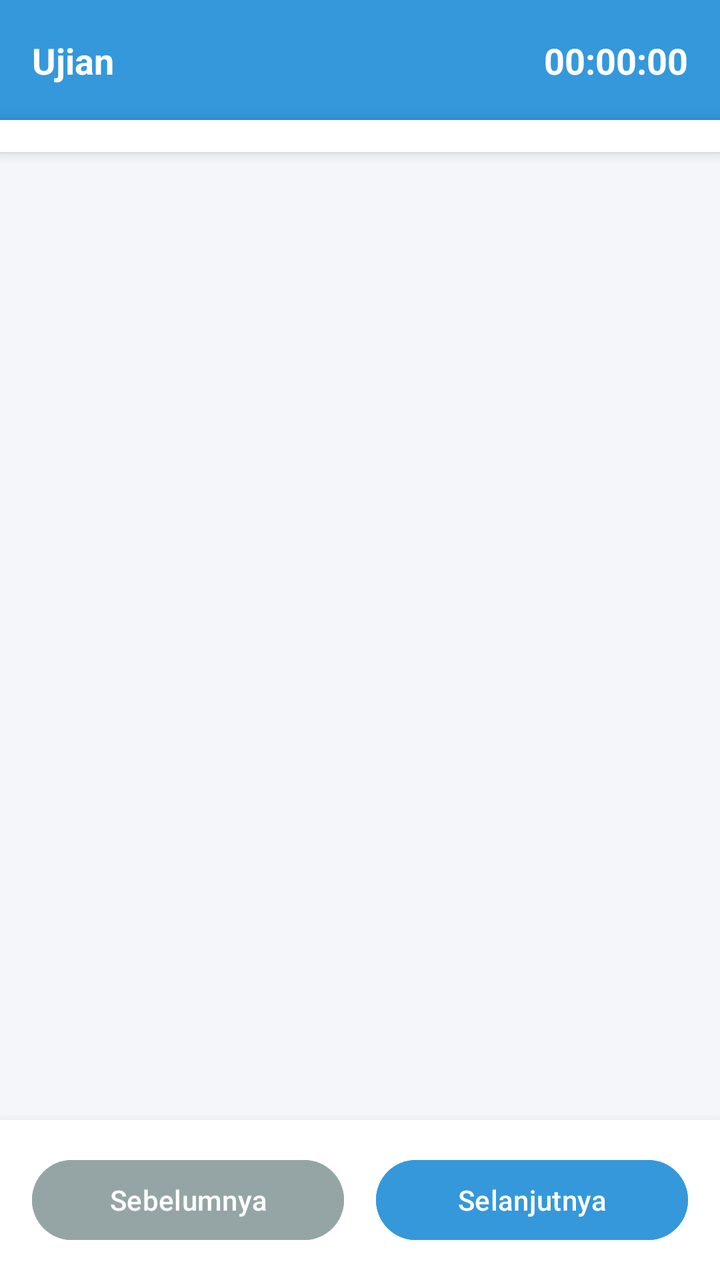
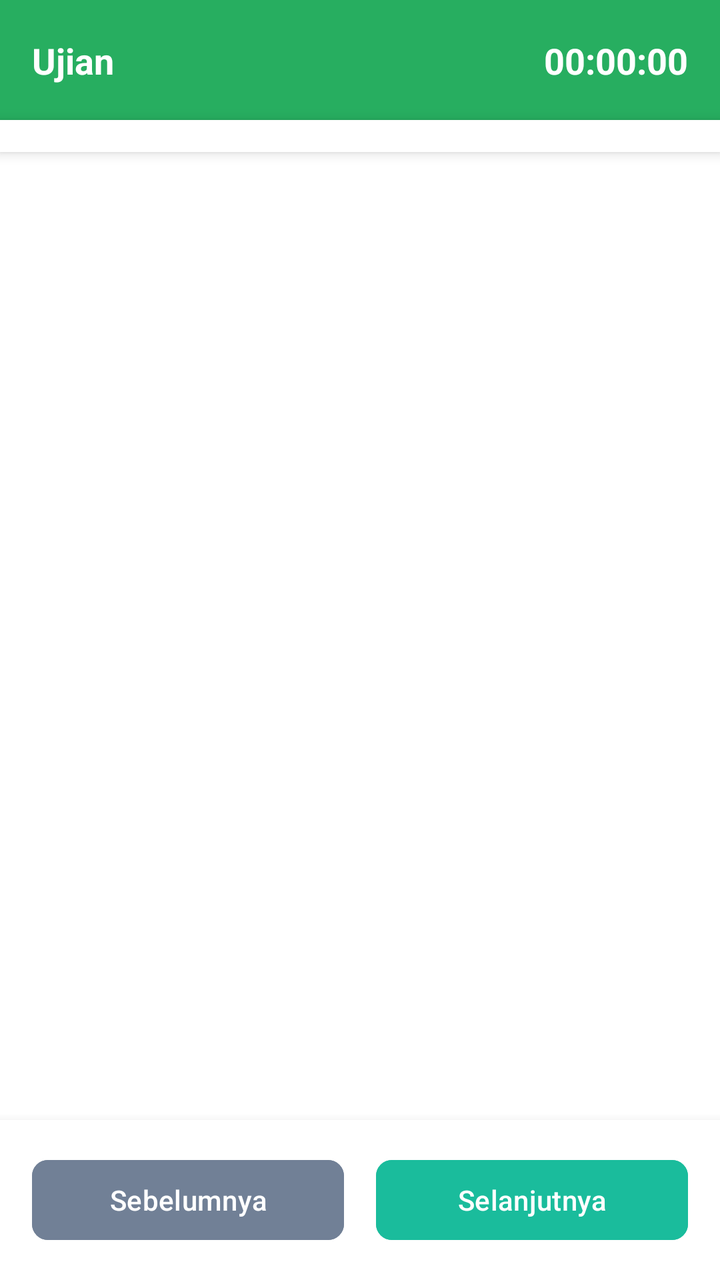

The first picture is an Android layout as it rendered before a commit; the second is the same layout after the commit. The layout source and the unified diff follow.
<!-- AndroidManifest.xml: application theme Theme.IFUnjaniExam -->
<!-- res/layout/activity_take_exam.xml -->
<?xml version="1.0" encoding="utf-8"?>
<androidx.constraintlayout.widget.ConstraintLayout xmlns:android="http://schemas.android.com/apk/res/android"
    xmlns:app="http://schemas.android.com/apk/res-auto"
    android:layout_width="match_parent"
    android:layout_height="match_parent"
    android:background="#f5f6fa">

    <androidx.constraintlayout.widget.ConstraintLayout
        android:id="@+id/topBar"
        android:layout_width="match_parent"
        android:layout_height="60dp"
        android:background="#3498db"
        app:layout_constraintTop_toTopOf="parent">

        <TextView
            android:id="@+id/tvExamTitleHeader"
            android:layout_width="0dp"
            android:layout_height="wrap_content"
            android:layout_marginStart="16dp"
            android:layout_marginEnd="8dp"
            android:text="Ujian"
            android:textColor="@android:color/white"
            android:textSize="18sp"
            android:textStyle="bold"
            android:maxLines="1"
            android:ellipsize="end"
            app:layout_constraintBottom_toBottomOf="parent"
            app:layout_constraintEnd_toStartOf="@+id/tvTimer"
            app:layout_constraintStart_toStartOf="parent"
            app:layout_constraintTop_toTopOf="parent" />

        <TextView
            android:id="@+id/tvTimer"
            android:layout_width="wrap_content"
            android:layout_height="wrap_content"
            android:layout_marginEnd="16dp"
            android:text="00:00:00"
            android:textColor="@android:color/white"
            android:textSize="18sp"
            android:textStyle="bold"
            app:layout_constraintBottom_toBottomOf="parent"
            app:layout_constraintEnd_toEndOf="parent"
            app:layout_constraintTop_toTopOf="parent" />
    </androidx.constraintlayout.widget.ConstraintLayout>

    <HorizontalScrollView
        android:id="@+id/hsvGrid"
        android:layout_width="match_parent"
        android:layout_height="wrap_content"
        android:background="@android:color/white"
        android:padding="8dp"
        android:elevation="4dp"
        app:layout_constraintTop_toBottomOf="@id/topBar">
        
        <LinearLayout
            android:id="@+id/llGridNav"
            android:layout_width="wrap_content"
            android:layout_height="wrap_content"
            android:orientation="horizontal" />
    </HorizontalScrollView>

    <ScrollView
        android:layout_width="match_parent"
        android:layout_height="0dp"
        android:padding="16dp"
        app:layout_constraintBottom_toTopOf="@id/bottomBar"
        app:layout_constraintTop_toBottomOf="@id/hsvGrid">

        <FrameLayout
            android:id="@+id/flQuestionContainer"
            android:layout_width="match_parent"
            android:layout_height="wrap_content" />

    </ScrollView>

    <LinearLayout
        android:id="@+id/bottomBar"
        android:layout_width="match_parent"
        android:layout_height="wrap_content"
        android:orientation="horizontal"
        android:padding="16dp"
        android:background="@android:color/white"
        android:elevation="8dp"
        app:layout_constraintBottom_toBottomOf="parent">

        <Button
            android:id="@+id/btnPrev"
            android:layout_width="0dp"
            android:layout_height="wrap_content"
            android:layout_weight="1"
            android:text="Sebelumnya"
            android:backgroundTint="#95a5a6" />

        <Space
            android:layout_width="16dp"
            android:layout_height="wrap_content" />

        <Button
            android:id="@+id/btnNext"
            android:layout_width="0dp"
            android:layout_height="wrap_content"
            android:layout_weight="1"
            android:text="Selanjutnya"
            android:backgroundTint="#3498db" />

    </LinearLayout>

    <Button
        android:id="@+id/btnSubmitExam"
        android:layout_width="match_parent"
        android:layout_height="wrap_content"
        android:layout_marginHorizontal="16dp"
        android:layout_marginBottom="8dp"
        android:text="Kumpulkan Ujian"
        android:backgroundTint="#e74c3c"
        android:visibility="gone"
        app:layout_constraintBottom_toTopOf="@id/bottomBar" />

    <ProgressBar
        android:id="@+id/progressBar"
        android:layout_width="wrap_content"
        android:layout_height="wrap_content"
        android:visibility="gone"
        app:layout_constraintBottom_toBottomOf="parent"
        app:layout_constraintEnd_toEndOf="parent"
        app:layout_constraintStart_toStartOf="parent"
        app:layout_constraintTop_toTopOf="parent" />

</androidx.constraintlayout.widget.ConstraintLayout>
<!-- resources referenced by this layout -->
<resources>
  <style name="Theme.IFUnjaniExam" parent="Base.Theme.IFUnjaniExam" />
  <style name="Base.Theme.IFUnjaniExam" parent="Theme.Material3.DayNight.NoActionBar">
          
          
      </style>
</resources>

<!-- the commit's change to res/layout/activity_take_exam.xml (unified diff, before → after) -->
@@ -3,13 +3,13 @@
     xmlns:app="http://schemas.android.com/apk/res-auto"
     android:layout_width="match_parent"
     android:layout_height="match_parent"
-    android:background="#f5f6fa">
+    android:background="#ffffff">
 
     <androidx.constraintlayout.widget.ConstraintLayout
         android:id="@+id/topBar"
         android:layout_width="match_parent"
         android:layout_height="60dp"
-        android:background="#3498db"
+        android:background="#27ae60"
         app:layout_constraintTop_toTopOf="parent">
 
         <TextView
@@ -83,29 +83,31 @@
         android:elevation="8dp"
         app:layout_constraintBottom_toBottomOf="parent">
 
-        <Button
+        <com.google.android.material.button.MaterialButton
             android:id="@+id/btnPrev"
             android:layout_width="0dp"
             android:layout_height="wrap_content"
             android:layout_weight="1"
             android:text="Sebelumnya"
-            android:backgroundTint="#95a5a6" />
+            android:backgroundTint="#718096"
+            app:cornerRadius="8dp" />
 
         <Space
             android:layout_width="16dp"
             android:layout_height="wrap_content" />
 
-        <Button
+        <com.google.android.material.button.MaterialButton
             android:id="@+id/btnNext"
             android:layout_width="0dp"
             android:layout_height="wrap_content"
             android:layout_weight="1"
             android:text="Selanjutnya"
-            android:backgroundTint="#3498db" />
+            android:backgroundTint="#1abc9c"
+            app:cornerRadius="8dp" />
 
     </LinearLayout>
 
-    <Button
+    <com.google.android.material.button.MaterialButton
         android:id="@+id/btnSubmitExam"
         android:layout_width="match_parent"
         android:layout_height="wrap_content"
@@ -114,6 +116,7 @@
         android:text="Kumpulkan Ujian"
         android:backgroundTint="#e74c3c"
         android:visibility="gone"
+        app:cornerRadius="8dp"
         app:layout_constraintBottom_toTopOf="@id/bottomBar" />
 
     <ProgressBar
